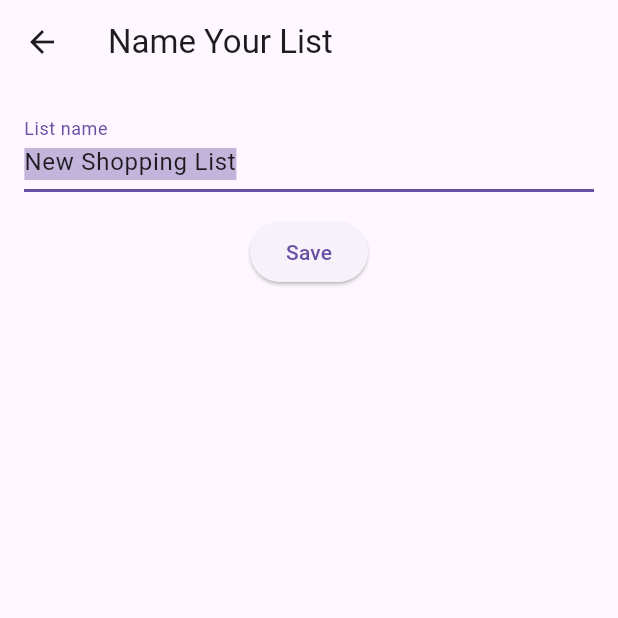
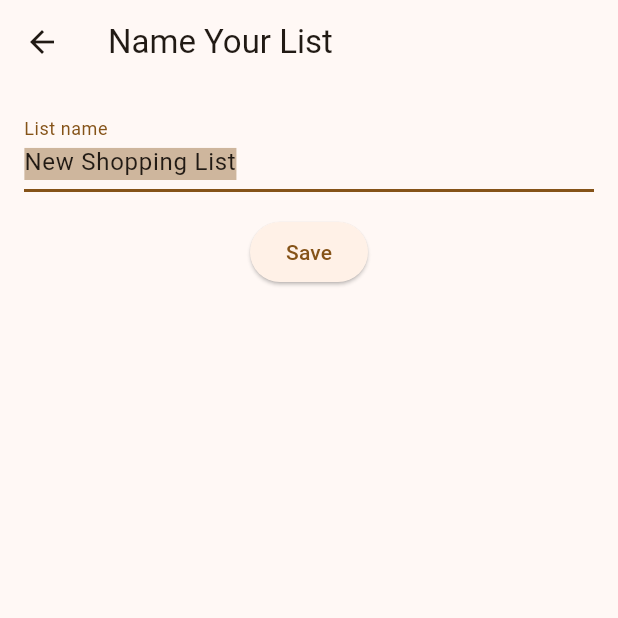
Before and after one commit to PrimedPaul/PrimedGroceryList, a Flutter app: the screen it shows after launch, after a tap on "Create New List", on a phone screen of 412 x 824 dp, the top half of it. Run offline on Flutter 3.47's test engine with Material 3 defaults, Android fonts, the phone set to English and light mode, and no system bars; our stand-ins replace shared_preferences.

Commit message:
Add global theme configuration and apply it to the app

```diff
--- /dev/null
+++ b/primed_grocery_shopping/lib/app_theme.dart
@@ -0,0 +1,14 @@
+import 'package:flutter/material.dart';
+
+/// Global theme configuration for the app.
+/// Change [seedColor] to retheme the entire app.
+class AppTheme {
+  AppTheme._();
+
+  static const Color seedColor = Colors.orange;
+
+  static ThemeData get theme => ThemeData(
+        colorScheme: ColorScheme.fromSeed(seedColor: seedColor),
+        useMaterial3: true,
+      );
+}
--- a/primed_grocery_shopping/lib/main.dart
+++ b/primed_grocery_shopping/lib/main.dart
@@ -1,4 +1,5 @@
 import 'package:flutter/material.dart';
+import 'app_theme.dart';
 import 'models/shopping_list_model.dart';
 import 'screens/home_screen.dart';
 
@@ -17,7 +18,7 @@ class MyApp extends StatelessWidget {
   Widget build(BuildContext context) {
     return MaterialApp(
       title: 'Primed Grocery',
-      theme: ThemeData(primarySwatch: Colors.green),
+      theme: AppTheme.theme,
       home: AppShell(model: model),
     );
   }
--- a/primed_grocery_shopping/lib/screens/home_screen.dart
+++ b/primed_grocery_shopping/lib/screens/home_screen.dart
@@ -1,4 +1,5 @@
 import 'package:flutter/material.dart';
+import '../app_theme.dart';
 import '../models/shopping_list_model.dart';
 import 'shopping_list_screen.dart';
 import 'open_shopping_list_screen.dart';
@@ -10,17 +11,14 @@ class HomeScreen extends StatelessWidget {
 
   @override
   Widget build(BuildContext context) {
-    const imageUrl =
-        'https://images.unsplash.com/photo-1506806732259-39c2d0268443?auto=format&fit=crop&w=1200&q=80';
     return Scaffold(
-      body: Stack(
-        fit: StackFit.expand,
-        children: [
-          Image.network(imageUrl, fit: BoxFit.cover),
-          SafeArea(
+      backgroundColor: AppTheme.seedColor,
+      body: SafeArea(
         child: Center(
+          child: IntrinsicWidth(
             child: Column(
               mainAxisSize: MainAxisSize.min,
+              crossAxisAlignment: CrossAxisAlignment.stretch,
               children: [
                 ElevatedButton.icon(
                   icon: const Icon(Icons.create),
@@ -61,7 +59,6 @@ class HomeScreen extends StatelessWidget {
             ),
           ),
         ),
-        ],
       ),
     );
   }
```
Lines whose indentation alone changed are shown as unchanged.
